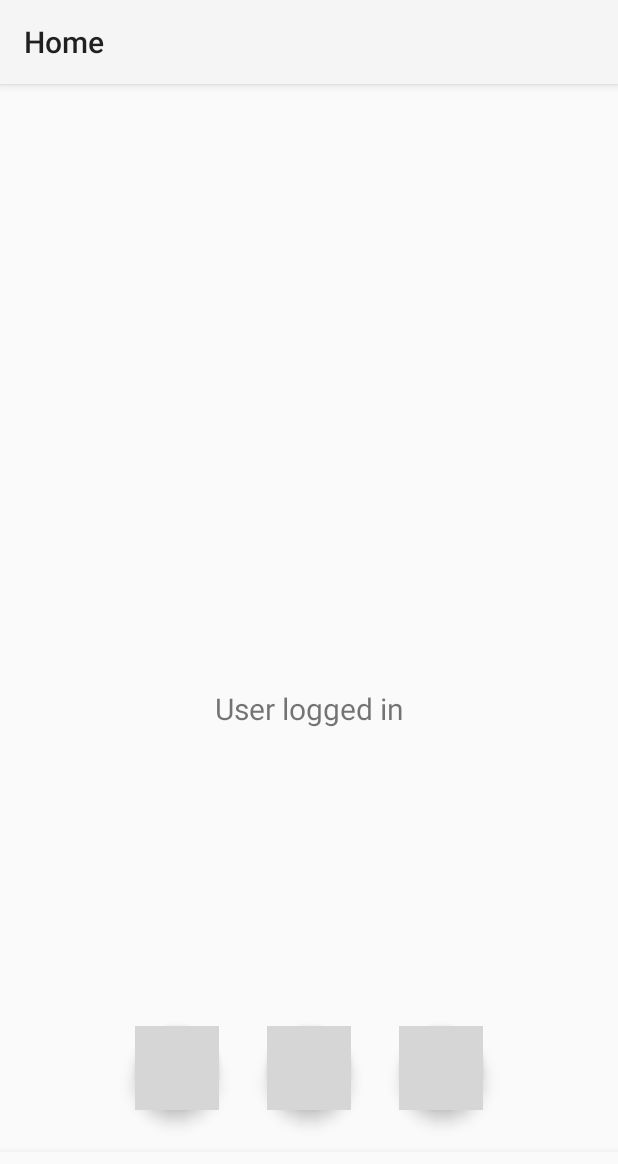
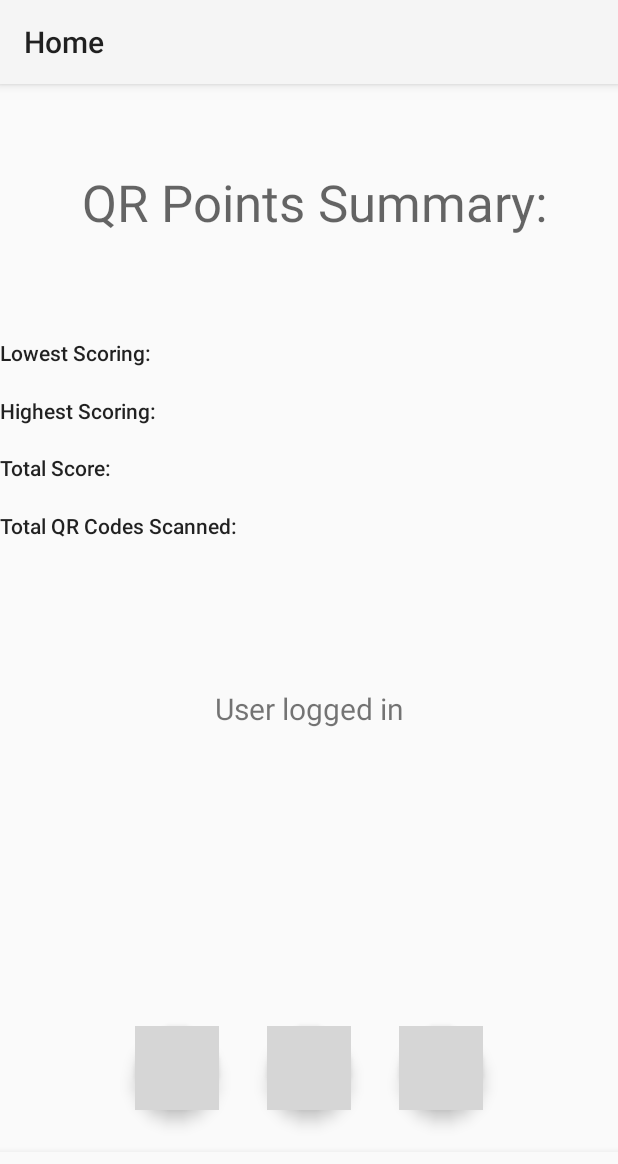
Before and after one commit to CMPUT301W23T15/QRHunter, an Android app: the screen it shows after launch once a user with an empty profile is signed in (MainActivity), on a phone screen of 412 x 824 dp. Shown: the top 1164 px of the screen. Run offline under Robolectric (Android 15) with nearby library versions, the phone set to English and light mode, and no system bars; our stand-ins replace Firebase (no records; nobody signed in at launch, a user with empty details on screens opened directly), navigation-ui; 2 statements that could not run were skipped; grey boxes are pictures that could not be loaded.

Commit message:
text added to home screen

```diff
--- a/app/src/main/res/layout/fragment_home.xml
+++ b/app/src/main/res/layout/fragment_home.xml
@@ -60,5 +60,57 @@
         app:layout_constraintBottom_toBottomOf="@+id/scan_button"
         app:layout_constraintStart_toEndOf="@+id/scan_button"
         app:layout_constraintTop_toTopOf="@+id/scan_button" />
+    <TextView
+        android:id="@+id/text_QRSum"
+        android:layout_width="wrap_content"
+        android:layout_height="wrap_content"
+        android:text=" QR Points Summary:"
+        android:textAppearance="@style/TextAppearance.AppCompat.Display1"
+        app:layout_constraintEnd_toEndOf="parent"
+        app:layout_constraintHorizontal_bias="0.494"
+        app:layout_constraintStart_toStartOf="parent"
+        app:layout_constraintTop_toTopOf="parent" />
+
+    <TextView
+        android:id="@+id/title_LowestScoring"
+        android:layout_width="wrap_content"
+        android:layout_height="wrap_content"
+        android:layout_marginTop="68dp"
+        android:text="Lowest Scoring:"
+        android:textAppearance="@style/TextAppearance.AppCompat.Body2"
+        app:layout_constraintStart_toStartOf="parent"
+        app:layout_constraintTop_toBottomOf="@+id/text_QRSum" />
+
+    <TextView
+        android:id="@+id/title_HighestScoring"
+        android:layout_width="wrap_content"
+        android:layout_height="wrap_content"
+        android:text="Highest Scoring:"
+        android:textAppearance="@style/TextAppearance.AppCompat.Body2"
+        app:layout_constraintBottom_toTopOf="@+id/title_TotalScore"
+        app:layout_constraintStart_toStartOf="parent"
+        app:layout_constraintTop_toBottomOf="@+id/title_LowestScoring" />
+
+    <TextView
+        android:id="@+id/title_TotalScore"
+        android:layout_width="wrap_content"
+        android:layout_height="wrap_content"
+        android:text="Total Score:"
+        android:textAppearance="@style/TextAppearance.AppCompat.Body2"
+        app:layout_constraintBottom_toTopOf="@+id/title_TotalQRCode"
+        app:layout_constraintStart_toStartOf="parent"
+        app:layout_constraintTop_toBottomOf="@+id/title_HighestScoring"
+        app:layout_constraintVertical_bias="0.5" />
+
+    <TextView
+        android:id="@+id/title_TotalQRCode"
+        android:layout_width="wrap_content"
+        android:layout_height="wrap_content"
+        android:layout_marginBottom="324dp"
+        android:text="Total QR Codes Scanned:"
+        android:textAppearance="@style/TextAppearance.AppCompat.Body2"
+        app:layout_constraintBottom_toTopOf="@+id/map_button"
+        app:layout_constraintStart_toStartOf="parent" />
+
 
 </androidx.constraintlayout.widget.ConstraintLayout>
```
